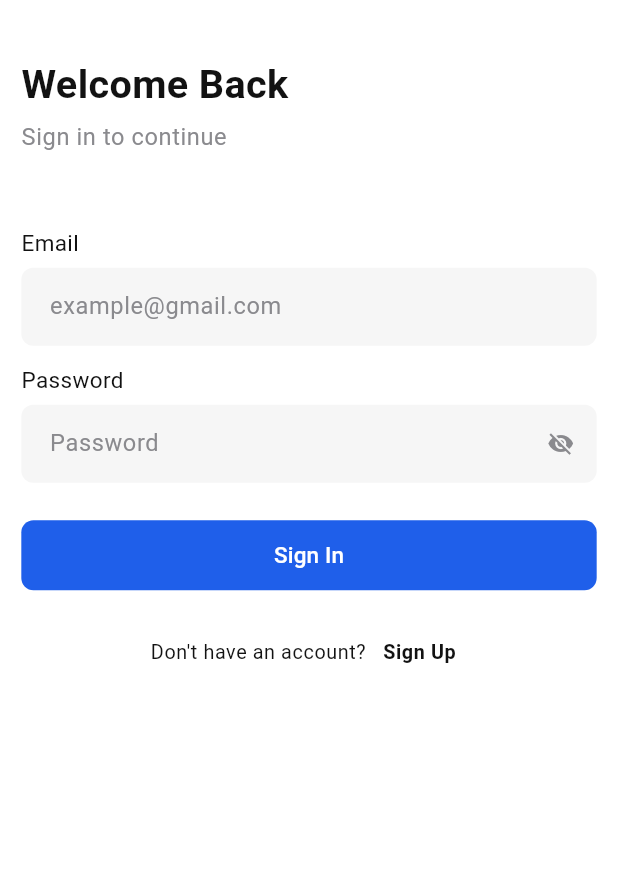
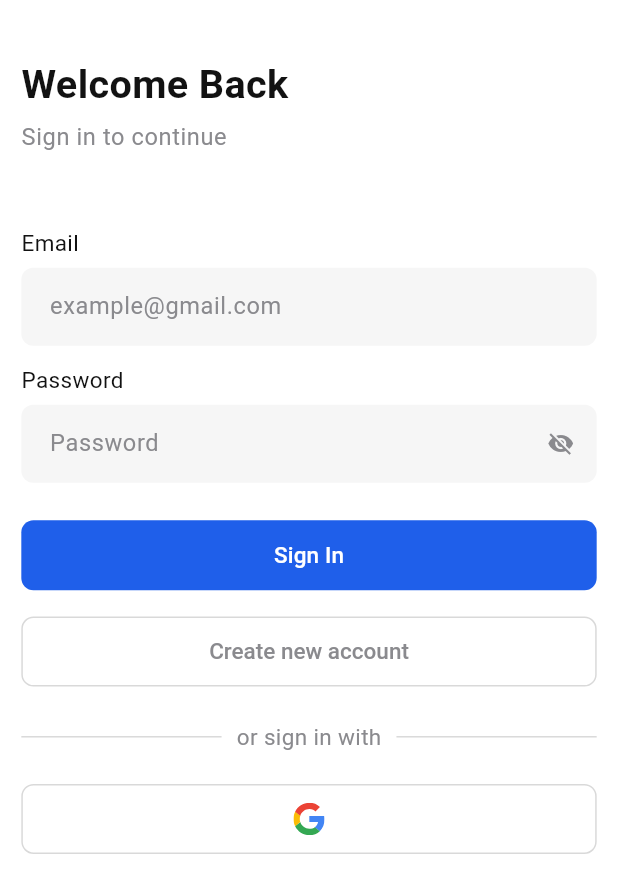
Before and after one commit to devBamidele/AI-Interview-Coach, a Flutter app: the screen it shows after launch, on a phone screen of 412 x 824 dp. Shown: the top 893 px of the screen. Run offline on Flutter 3.47's test engine with Material 3 defaults, Android fonts, the phone set to English and light mode, and no system bars; our stand-ins replace auto_route, connectivity_plus, dartz, dio, email_validator, flutter_hooks and 9 more; missing offline and left inert: dart_ping, livekit_client; generated files the repository leaves out were written again; Roboto replaces fonts that are missing (SF Pro Rounded).

Commit message:
feat: Implement social signup/login with Google and Apple
This commit introduces social authentication options, allowing users to sign up and sign in using their Google or Apple accounts. The UI for both the login and signup pages has been updated to include dedicated buttons for these social providers.

### Key Changes:

- **Social Auth Buttons:**
  - Added "Sign up/in with Google" and "Sign up/in with Apple" buttons to the `LoginPage` and `SignupPage`.
  - The Apple sign-in button is conditionally rendered only on iOS devices using `Platform.isIOS`.
  - Utilized `flutter_svg` to display the Google logo and `Icons.apple_rounded` for the Apple icon.

- **UI/UX Enhancements:**
  - On the `LoginPage`, replaced the simple "Sign Up" text link with a prominent "Create new account" button.
  - Added a "or sign in/continue with" divider to cleanly separate email/password fields from social auth options on both pages.
  - A new `OutlinedAppButton` component has been created for a consistent button style across the app.

- **Code Refactoring & Organization:**
  - Created `AppAssets` class in `lib/constants/asset_paths.dart` to manage asset paths centrally.
  - Added the Google logo SVG to `assets/icons/`.
  - Refactored password requirement validation UI into a reusable `passwordRequirementRow` widget located in `lib/features/auth/presentation/widgets/extras.dart`.
  - A `CustomBottomSheet` has been added for future use, although it is not currently implemented on the pages.

- **Dependencies:**
  - Added `flutter_svg: ^2.2.3` for rendering SVG assets.

```diff
--- /dev/null
+++ b/lib/common/components/Button/outlined_app_button.dart
@@ -0,0 +1,66 @@
+import 'package:ai_interview_mvp/common/components/Loader/indicator.dart';
+import 'package:flutter/material.dart';
+import 'package:flutter_screenutil/flutter_screenutil.dart';
+
+import '../../../constants/colors.dart';
+import '../../styles/component_style.dart';
+import '../../styles/text_style.dart';
+import '../../utils/app_utils.dart';
+
+class OutlinedAppButton extends StatelessWidget {
+  final VoidCallback? onPress;
+  final Color? borderColor;
+  final double height;
+  final double width;
+  final bool loading;
+  final String? text;
+  final Color textColor;
+  final Widget? child;
+
+  const OutlinedAppButton({
+    super.key,
+    required this.onPress,
+    this.borderColor,
+    this.height = 46,
+    this.loading = false,
+    this.text,
+    this.textColor = AppColors.hintTextColor,
+    this.child,
+    this.width = 86,
+  }) : assert(
+         text != null || child != null,
+         'Either text or child must be provided.',
+       );
+
+  @override
+  Widget build(BuildContext context) {
+    double? fontSize = AppUtils.scale(17);
+
+    return OutlinedButton(
+      onPressed: onPress,
+      style: OutlinedButton.styleFrom(
+        foregroundColor: AppColors.primaryColor,
+        minimumSize: Size(width.w, height.h),
+        side: BorderSide(color: borderColor ?? AppColors.outlinedColor),
+        shape: circularBorder,
+      ),
+      child: loading
+          ? const LoadingIndicator()
+          : DefaultTextStyle(
+              style: TextStyles.buttonText.copyWith(
+                color: textColor,
+                fontSize: fontSize,
+              ),
+              child:
+                  child ??
+                  Text(
+                    text!,
+                    style: TextStyles.buttonText.copyWith(
+                      color: textColor,
+                      fontSize: fontSize,
+                    ),
+                  ),
+            ),
+    );
+  }
+}
--- a/lib/common/components/components.dart
+++ b/lib/common/components/components.dart
@@ -1,5 +1,7 @@
+export 'BottomSheet/custom_bottom_sheet.dart';
 export 'Box/box.dart';
 export 'Button/app_button.dart';
+export 'Button/outlined_app_button.dart';
 export 'Loader/indicator.dart';
 export 'Shake/shake.dart';
 export 'TextField/app_text_field.dart';
--- /dev/null
+++ b/lib/constants/asset_paths.dart
@@ -0,0 +1,3 @@
+class AppAssets {
+  static const googleLogo = 'assets/icons/google.svg';
+}
--- a/lib/features/auth/presentation/pages/login_page.dart
+++ b/lib/features/auth/presentation/pages/login_page.dart
@@ -1,14 +1,18 @@
+import 'dart:io';
+
 import 'package:ai_interview_mvp/common/utils/extensions.dart';
 import 'package:auto_route/auto_route.dart';
 import 'package:flutter/material.dart';
 import 'package:flutter_hooks/flutter_hooks.dart';
 import 'package:flutter_screenutil/flutter_screenutil.dart';
+import 'package:flutter_svg/svg.dart';
 import 'package:hooks_riverpod/hooks_riverpod.dart';
 
 import '../../../../common/components/components.dart';
 import '../../../../common/styles/component_style.dart';
 import '../../../../common/styles/text_style.dart';
 import '../../../../config/router/app_router.dart';
+import '../../../../constants/asset_paths.dart';
 import '../../../../constants/colors.dart';
 import '../../application/auth_notifier.dart';
 import '../../application/auth_state.dart';
@@ -48,6 +52,10 @@ class LoginPage extends HookConsumerWidget {
         orElse: () {},
       );
     });
+
+    Future<void> loginWithApple() async {}
+
+    Future<void> loginWithGoogle() async {}
 
     void validate() {
       final isEmailValid = formKey1.currentState?.validate() ?? false;
@@ -153,24 +161,57 @@ class LoginPage extends HookConsumerWidget {
                   text: 'Sign In',
                   loading: authState.isLoading,
                 ),
-                addHeight(16),
 
-                // Sign up link
+                Padding(
+                  padding: EdgeInsets.symmetric(vertical: 16.h),
+                  child: OutlinedAppButton(
+                    onPress: () => context.router.push(const SignupRoute()),
+                    text: 'Create new account',
+                  ),
+                ),
+
+                addHeight(6),
+                Stack(
+                  alignment: Alignment.center,
+                  children: [
+                    const Divider(color: AppColors.outlinedColor),
+                    Container(
+                      padding: const EdgeInsets.symmetric(horizontal: 10),
+                      color: Colors.white,
+                      child: Text(
+                        'or sign in with',
+                        style: TextStyles.fieldHeader.copyWith(
+                          color: AppColors.hintTextColor,
+                        ),
+                      ),
+                    ),
+                  ],
+                ),
+
+                addHeight(20),
                 Row(
-                  mainAxisAlignment: MainAxisAlignment.center,
+                  mainAxisAlignment: MainAxisAlignment.spaceEvenly,
                   children: [
-                    Text("Don't have an account? ", style: TextStyles.text),
-                    TextButton(
-                      onPressed: () {
-                        context.router.push(const SignupRoute());
-                      },
-                      style: TextButton.styleFrom(
-                        padding: const EdgeInsets.symmetric(),
+                    if (Platform.isIOS) ...[
+                      Expanded(
+                        child: OutlinedAppButton(
+                          onPress: loginWithApple,
+                          child: Icon(
+                            Icons.apple_rounded,
+                            color: Colors.black,
+                            size: 29.r,
+                          ),
+                        ),
                       ),
-                      child: Text(
-                        'Sign Up',
-                        style: TextStyles.text.copyWith(
-                          fontWeight: FontWeight.bold,
+                      addWidth(16),
+                    ],
+
+                    Expanded(
+                      child: OutlinedAppButton(
+                        onPress: loginWithGoogle,
+                        child: Transform.scale(
+                          scale: 0.9,
+                          child: SvgPicture.asset(AppAssets.googleLogo),
                         ),
                       ),
                     ),
```
Also changed, not shown: lib/common/components/BottomSheet/custom_bottom_sheet.dart (added, +135 -0 lines), lib/features/auth/presentation/pages/signup_page.dart (+59 -69 lines), lib/features/auth/presentation/widgets/extras.dart (added, +61 -0 lines), lib/features/auth/presentation/widgets/signup_options.dart (added, +79 -0 lines), pubspec.yaml (+4 -4 lines), assets/icons/google.svg (added), pubspec.lock.
